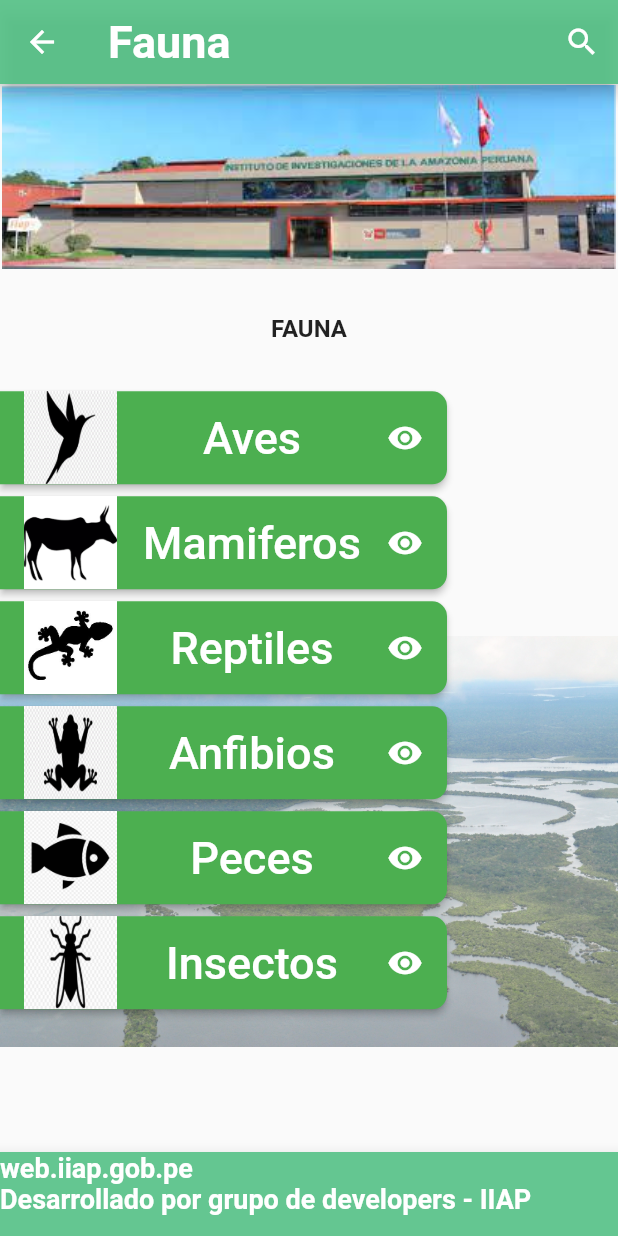
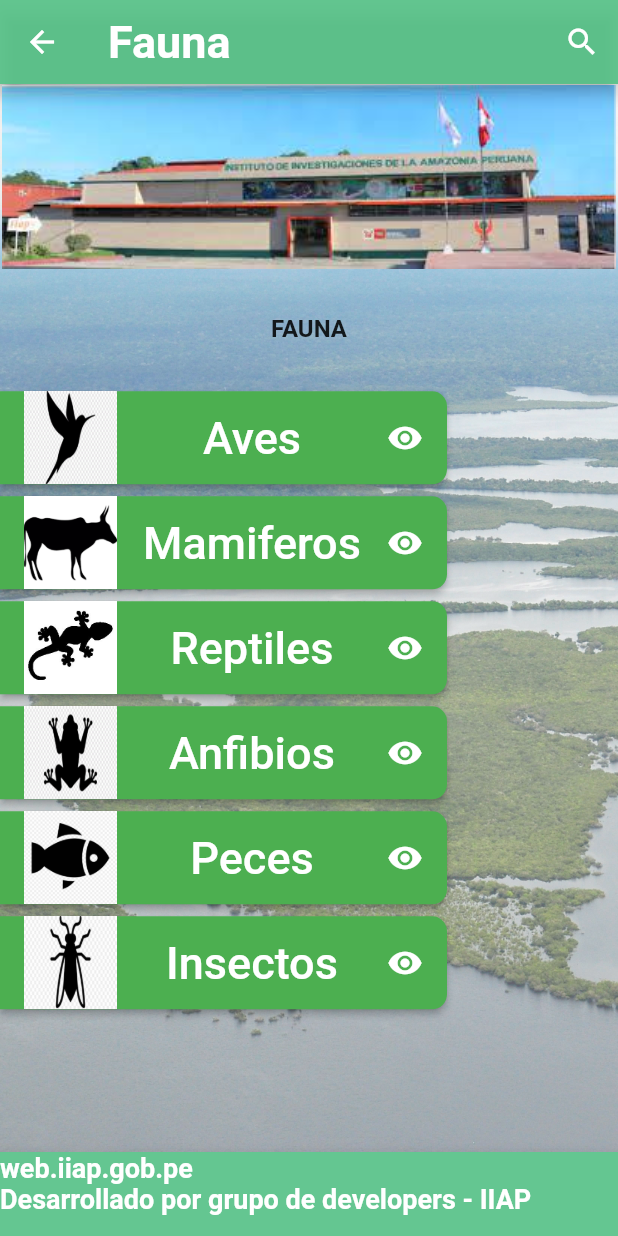
Before and after one commit to LeitoCab/Catalogo-de-especies, a Flutter app: the Fauna screen opened by its route, on a phone screen of 412 x 824 dp. Run offline on Flutter 3.47's test engine with Material 2 defaults, Android fonts, the light colour scheme and no system bars.

Commit message:
Modifique las pages

```diff
--- a/catalogo_de_especies2/lib/Pages/page_fauna.dart
+++ b/catalogo_de_especies2/lib/Pages/page_fauna.dart
@@ -23,7 +23,13 @@ class _FaunaState extends State<Fauna> {
         actions: [IconButton(onPressed: () {}, icon: const Icon(Icons.search))],
         backgroundColor: const Color(0xe552c084),
       ),
-      body: ListView(
+      body: Container(
+        decoration: BoxDecoration(
+            image: DecorationImage(
+                opacity: 0.6,
+                image: AssetImage("assets/Amazonia.jpg"),
+                fit: BoxFit.cover)),
+        child: ListView(
           children: [
             Image.asset(
               'assets/descarga.jpg',
@@ -44,13 +50,6 @@ class _FaunaState extends State<Fauna> {
               height: 32,
             ),
             Stack(children: [
-            Opacity(
-              opacity: 0.6,
-              child: Image.asset(
-                'assets/Amazonia.jpg',
-                height: 600,
-              ),
-            ),
               Column(
                 children: <Widget>[
                   Column(
@@ -93,6 +92,7 @@ class _FaunaState extends State<Fauna> {
             ])
           ],
         ),
+      ),
       bottomNavigationBar: const MyBottomAppBar(
           web: "web.iiap.gob.pe",
           desarrollado: "Desarrollado por grupo de developers - IIAP"),
```
Also changed, not shown: catalogo_de_especies2/lib/Pages/page_flora.dart (+8 -8 lines). Lines whose indentation alone changed are shown as unchanged.
